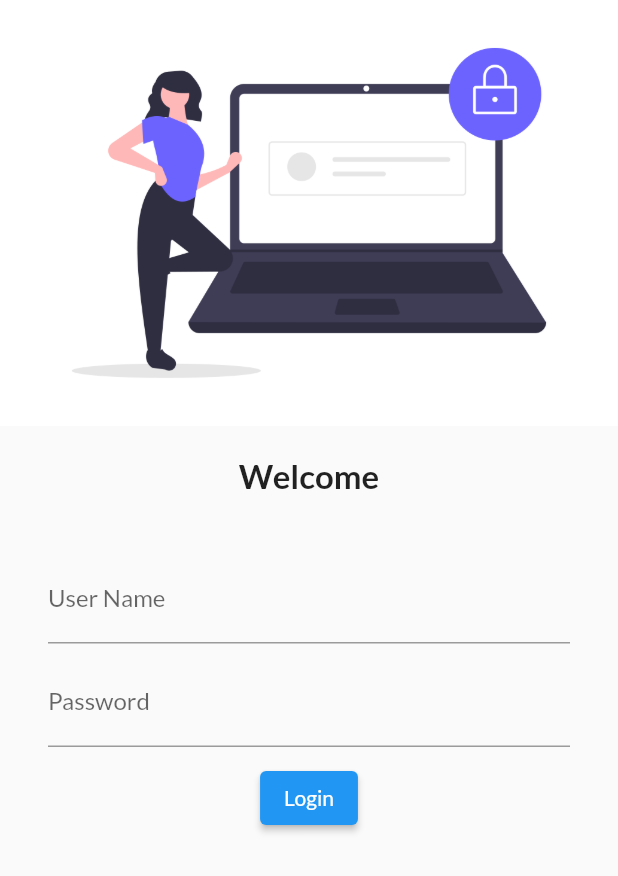
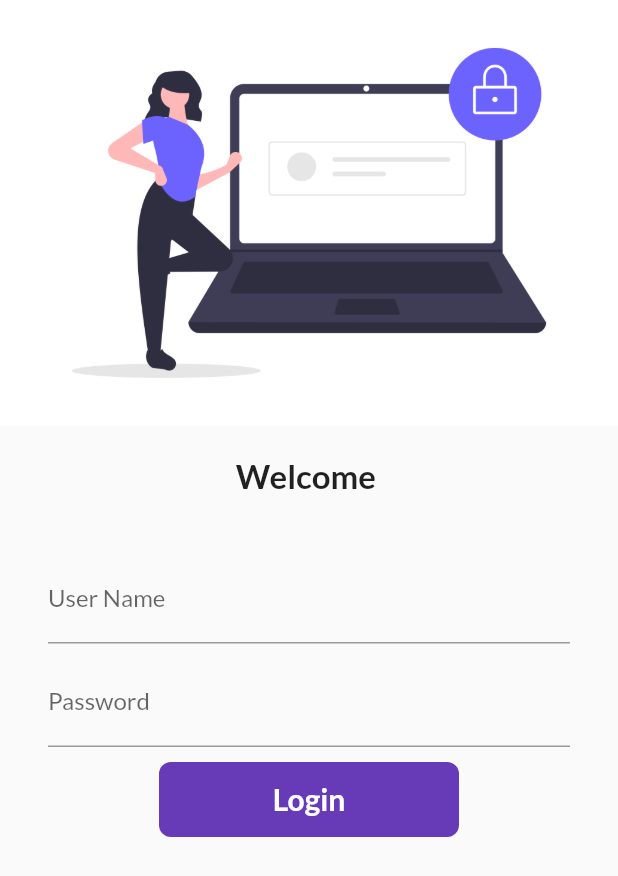
Before and after one commit to rajjani88/flutterCatelogApp, a Flutter app: the screen it shows after launch, on a phone screen of 412 x 824 dp. Shown: the top 876 px of the screen. Run offline on Flutter 3.47's test engine with Material 2 defaults, Android fonts, the phone set to English and light mode, and no system bars; our stand-ins replace google_fonts.

Commit message:
day 6 completed

```diff
--- a/lib/pages/loginpage.dart
+++ b/lib/pages/loginpage.dart
@@ -1,7 +1,15 @@
 import 'package:flutter/material.dart';
 import 'package:flutter_tutorial_catelog_app/utils/myroutes.dart';
 
-class LoginPage extends StatelessWidget {
+class LoginPage extends StatefulWidget {
+  @override
+  _LoginPageState createState() => _LoginPageState();
+}
+
+class _LoginPageState extends State<LoginPage> {
+  var name = "";
+  bool changeButton = false;
+
   @override
   Widget build(BuildContext context) {
     return Material(
@@ -13,7 +21,7 @@
             height: 20,
           ),
           Text(
-            "Welcome",
+            "Welcome $name",
             style: TextStyle(fontSize: 22, fontWeight: FontWeight.bold),
           ),
           SizedBox(
@@ -24,6 +32,10 @@
             child: Column(
               children: [
                 TextFormField(
+                  onChanged: (value) {
+                    name = value;
+                    setState(() {});
+                  },
                   decoration: InputDecoration(
                       hintText: "Enter User Name", labelText: "User Name"),
                 ),
@@ -31,18 +43,55 @@
                   height: 10,
                 ),
                 TextFormField(
+                  obscureText: true,
                   decoration: InputDecoration(
                       hintText: "Enter Password", labelText: "Password"),
                 ),
                 SizedBox(
                   height: 10,
                 ),
-                ElevatedButton(
+                InkWell(
+                  onTap: () async {
+                    setState(() {
+                      changeButton = true;
+                    });
+
+                    await Future.delayed(Duration(seconds: 3));
+                    Navigator.pushNamed(context, MyRoutes.homeRoute);
+                  },
+                  child: AnimatedContainer(
+                    duration: Duration(seconds: 3),
+                    alignment: Alignment.center,
+                    height: 50,
+                    width: changeButton ? 50 : 200,
+                    decoration: BoxDecoration(
+                        color: Colors.deepPurple,
+                        borderRadius:
+                            BorderRadius.circular(changeButton ? 50 : 8)
+                        //shape:
+                        //    changeButton ? BoxShape.circle : BoxShape.rectangle,
+                        ),
+                    child: changeButton
+                        ? Icon(
+                            Icons.done,
+                            color: Colors.white,
+                          )
+                        : Text(
+                            "Login",
+                            style: TextStyle(
+                                color: Colors.white,
+                                fontWeight: FontWeight.bold,
+                                fontSize: 20),
+                          ),
+                  ),
+                ),
+                /* ElevatedButton(
                     onPressed: () {
                       print("hi raj");
                       Navigator.pushNamed(context, MyRoutes.homeRoute);
                     },
                     child: Text("Login")),
+                    */
               ],
             ),
           ),
```
